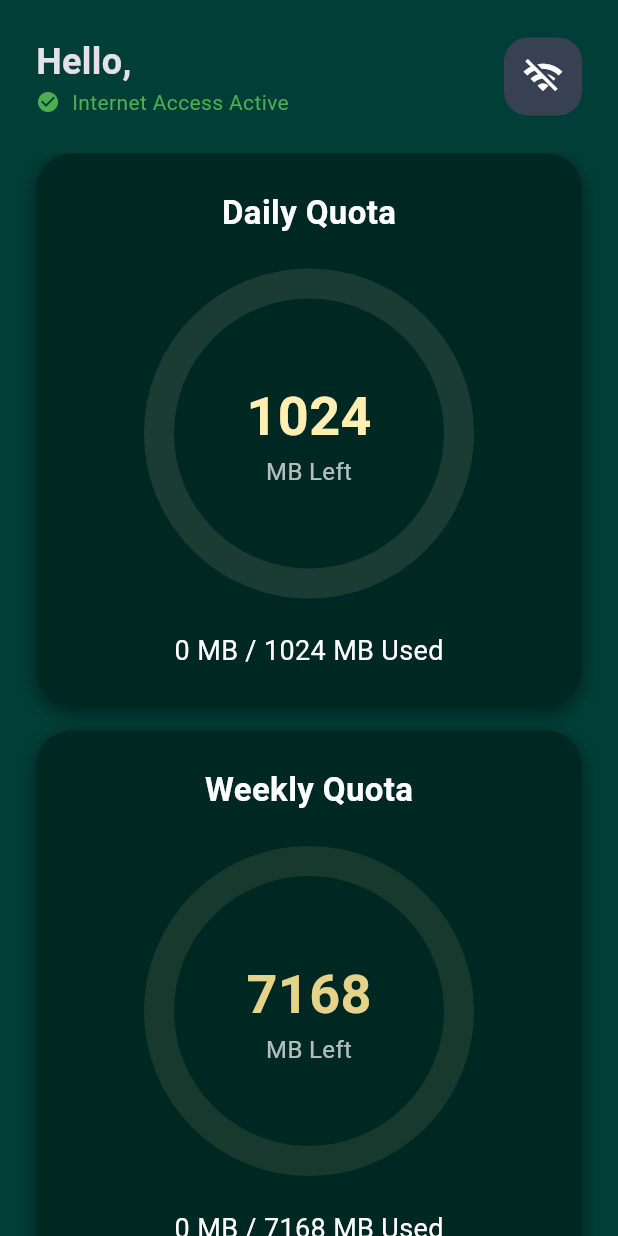
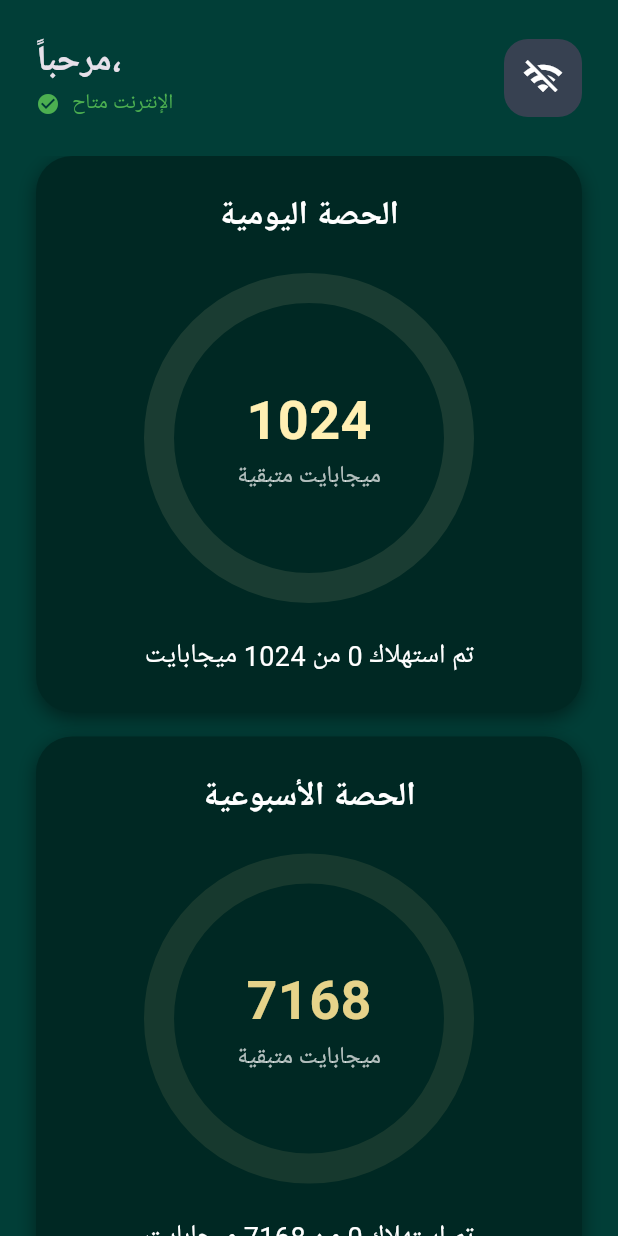
Before and after one commit to yousef-812/GigaLimit, a Flutter app: the DashboardScreen screen opened directly, on a phone screen of 412 x 824 dp. Run offline on Flutter 3.47's test engine with Material 3 defaults, Android fonts, the phone set to English and light mode, and no system bars; our stand-ins replace connectivity_plus, flutter_local_notifications, permission_handler, shared_preferences; accounts and stored records are empty.

Commit message:
Arabic interface and speed limit controls

```diff
--- a/mobile_app/lib/main.dart
+++ b/mobile_app/lib/main.dart
@@ -128,10 +128,10 @@ class _RegistrationScreenState extends State<RegistrationScreen> {
         if (!mounted) return;
         Navigator.pushReplacement(context, MaterialPageRoute(builder: (_) => const DashboardScreen()));
       } else {
-        _showError('Registration failed: ${res.body}');
+        _showError('فشل تسجيل الجهاز: ${res.body}');
       }
     } catch (e) {
-      _showError('Could not connect to server at $serverIp');
+      _showError('تعذر الاتصال بالسيرفر على $serverIp');
     } finally {
       if (mounted) setState(() => _isLoading = false);
     }
@@ -153,23 +153,23 @@ class _RegistrationScreenState extends State<RegistrationScreen> {
             children: [
               const Icon(Icons.wifi_lock, size: 80, color: Color(0xFF3B82F6)),
               const SizedBox(height: 32),
-              const Text('Welcome to Giga Limit', textAlign: TextAlign.center, style: TextStyle(fontSize: 28, fontWeight: FontWeight.bold)),
+              const Text('مرحباً بك في Giga Limit', textAlign: TextAlign.center, style: TextStyle(fontSize: 28, fontWeight: FontWeight.bold)),
               const SizedBox(height: 24),
               TextField(
                 controller: _nameController,
                 style: const TextStyle(color: Colors.white),
-                decoration: const InputDecoration(labelText: 'Your Name', filled: true, fillColor: Color(0xFF1E293B)),
+                decoration: const InputDecoration(labelText: 'الاسم', filled: true, fillColor: Color(0xFF1E293B)),
               ),
               const SizedBox(height: 16),
               TextField(
                 controller: _ipController,
                 style: const TextStyle(color: Colors.white),
-                decoration: const InputDecoration(labelText: 'Laptop Server IP (e.g. 192.168.1.5)', filled: true, fillColor: Color(0xFF1E293B)),
+                decoration: const InputDecoration(labelText: 'IP جهاز السيرفر (مثال 192.168.1.5)', filled: true, fillColor: Color(0xFF1E293B)),
               ),
               const SizedBox(height: 24),
               ElevatedButton(
                 onPressed: _isLoading ? null : _register,
-                child: _isLoading ? const CircularProgressIndicator(color: Colors.white) : const Text('Connect & Authenticate'),
+                child: _isLoading ? const CircularProgressIndicator(color: Colors.white) : const Text('اتصال وتسجيل الجهاز'),
               ),
             ],
           ),
@@ -188,7 +188,7 @@ class DashboardScreen extends StatefulWidget {
 
 class _DashboardScreenState extends State<DashboardScreen> {
   static const _vpnChannel = MethodChannel('com.gigalimit.vpn');
-  String userName = "User";
+  String userName = "مستخدم";
   String serverIp = "";
   String deviceId = "";
   Map<String, dynamic> stats = {
@@ -263,7 +263,7 @@ class _DashboardScreenState extends State<DashboardScreen> {
       } catch (e) {
         if (mounted) {
           ScaffoldMessenger.of(context).showSnackBar(
-            SnackBar(content: Text('VPN failed: $e'), backgroundColor: Colors.red),
+            SnackBar(content: Text('فشل تشغيل VPN: $e'), backgroundColor: Colors.red),
           );
         }
       }
@@ -333,7 +333,7 @@ class _DashboardScreenState extends State<DashboardScreen> {
   Future<void> _loadData() async {
     final prefs = await SharedPreferences.getInstance();
     setState(() {
-      userName = prefs.getString('user_name') ?? 'User';
+      userName = prefs.getString('user_name') ?? 'مستخدم';
       serverIp = prefs.getString('server_ip') ?? '';
       deviceId = prefs.getString('device_id') ?? '';
     });
@@ -394,12 +394,12 @@ class _DashboardScreenState extends State<DashboardScreen> {
                   Column(
                     crossAxisAlignment: CrossAxisAlignment.start,
                     children: [
-                      Text('Hello, $userName', style: const TextStyle(fontSize: 24, fontWeight: FontWeight.bold)),
+                      Text('مرحباً، $userName', style: const TextStyle(fontSize: 24, fontWeight: FontWeight.bold)),
                       Row(
                         children: [
                           Icon(canConnect ? Icons.check_circle : Icons.error, color: canConnect ? Colors.green : Colors.red, size: 16),
                           const SizedBox(width: 8),
-                          Text(canConnect ? 'Internet Access Active' : 'Internet Blocked', style: TextStyle(color: canConnect ? Colors.green : Colors.red)),
+                          Text(canConnect ? 'الإنترنت متاح' : 'الإنترنت محظور', style: TextStyle(color: canConnect ? Colors.green : Colors.red)),
                         ],
                       ),
                     ],
@@ -426,9 +426,9 @@ class _DashboardScreenState extends State<DashboardScreen> {
               child: ListView(
                 padding: const EdgeInsets.symmetric(horizontal: 24),
                 children: [
-                  _buildQuotaCard('Daily Quota', usedMB, limitMB, const Color(0xFFFFEFB3)),
+                  _buildQuotaCard('الحصة اليومية', usedMB, limitMB, const Color(0xFFFFEFB3)),
                   const SizedBox(height: 16),
-                  _buildQuotaCard('Weekly Quota', wUsedMB, wLimitMB, const Color(0xFFE6D38A)),
+                  _buildQuotaCard('الحصة الأسبوعية', wUsedMB, wLimitMB, const Color(0xFFE6D38A)),
                   const SizedBox(height: 24),
                 ],
               ),
@@ -480,7 +480,7 @@ class _DashboardScreenState extends State<DashboardScreen> {
                         '${(totalMB - usedMB > 0) ? (totalMB - usedMB) : 0}',
                         style: TextStyle(fontSize: 36, fontWeight: FontWeight.bold, color: color),
                       ),
-                      const Text('MB Left', style: TextStyle(fontSize: 16, color: Colors.white70)),
+                      const Text('ميجابايت متبقية', style: TextStyle(fontSize: 16, color: Colors.white70)),
                     ],
                   ),
                 ),
@@ -488,7 +488,7 @@ class _DashboardScreenState extends State<DashboardScreen> {
             ),
           ),
           const SizedBox(height: 32),
-          Text('$usedMB MB / $totalMB MB Used', style: const TextStyle(color: Colors.white, fontSize: 18)),
+          Text('تم استهلاك $usedMB من $totalMB ميجابايت', style: const TextStyle(color: Colors.white, fontSize: 18)),
         ],
       ),
     );
```
Also changed, not shown: 2 other files.
